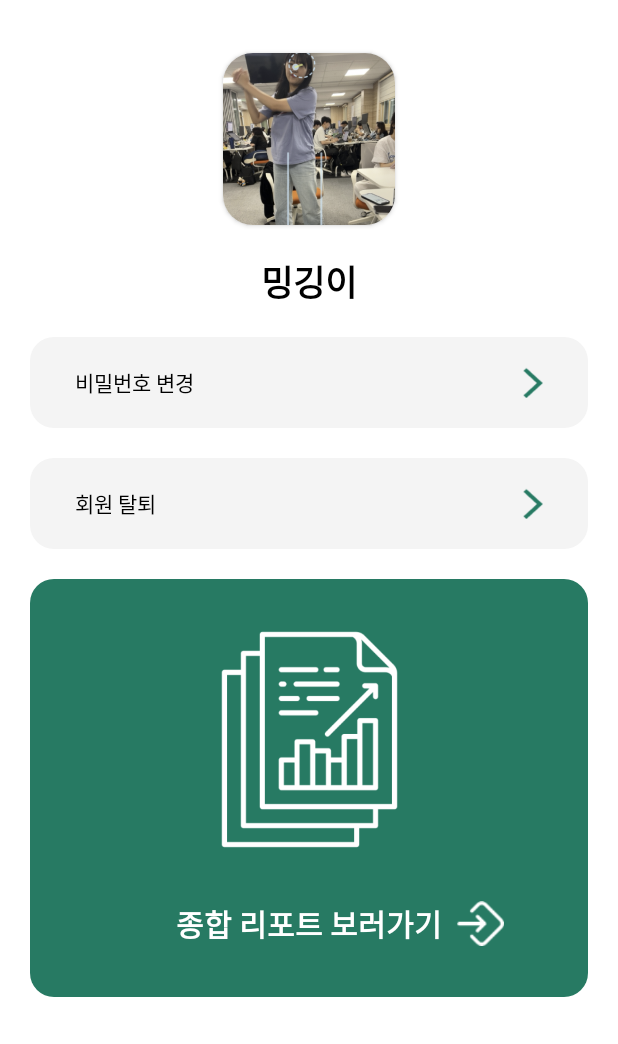
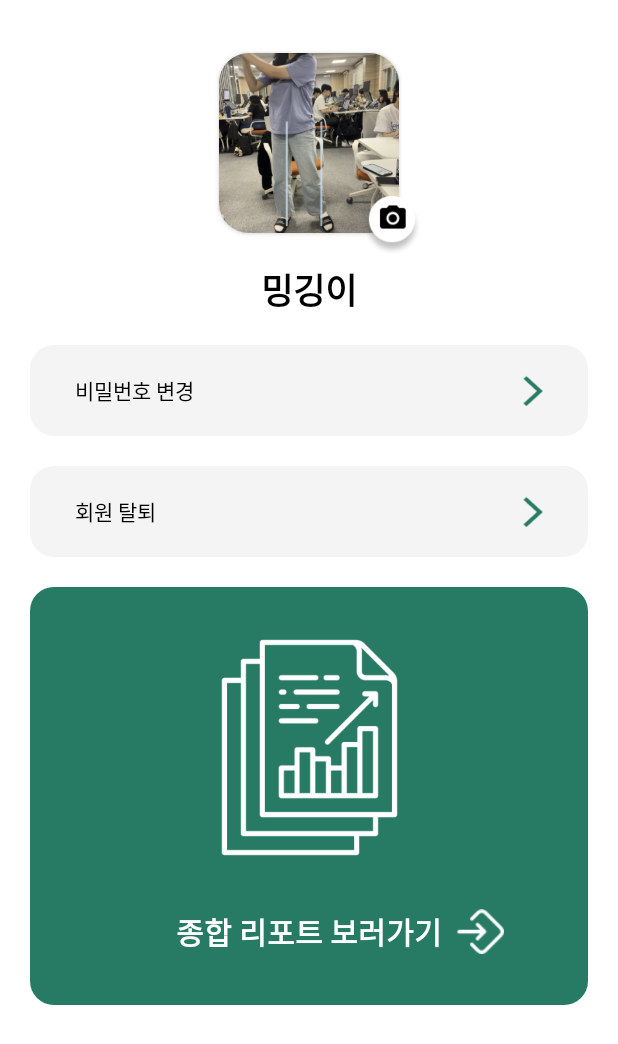
Before and after one commit to LeeJonSaBae/GoodShot, an Android app: the fragment ProfileFragment placed in its activity, on a phone screen of 412 x 824 dp. Shown: the top 1044 px of the screen. Run offline under Robolectric (Android 15) with nearby library versions, the phone set to English and light mode, and no system bars; our stand-ins replace Dagger/Hilt's generated code, navigation-ui; libraries missing offline, so code that uses them is left out: com.github.mikephil.charting; pictures from the network do not load; Roboto replaces fonts that are not available here; 1 statement that could not run was skipped.

Commit message:
🐛fix - 269 : 프로필 사진 변경 UI 추가 및 로직 구현

```diff
--- a/android/presentation/src/main/res/layout/fragment_profile.xml
+++ b/android/presentation/src/main/res/layout/fragment_profile.xml
@@ -11,6 +11,7 @@
     <androidx.constraintlayout.widget.ConstraintLayout
         android:layout_width="match_parent"
         android:layout_height="wrap_content">
+
         <!-- 사용자 정보 -->
         <androidx.constraintlayout.widget.ConstraintLayout
             android:id="@+id/layout_user_info"
@@ -20,20 +21,18 @@
             app:layout_constraintTop_toTopOf="parent"
             app:layout_constraintVertical_chainStyle="packed">
 
+            <!-- 프로필 사진 -->
             <androidx.cardview.widget.CardView
                 android:id="@+id/profile_cardview"
-                android:layout_width="wrap_content"
-                android:layout_height="0dp"
+                android:layout_width="120dp"
+                android:layout_height="120dp"
                 android:layout_marginTop="20dp"
                 app:cardCornerRadius="20dp"
                 app:layout_constraintBottom_toTopOf="@id/tv_name"
-                app:layout_constraintDimensionRatio="1:1"
                 app:layout_constraintEnd_toEndOf="parent"
                 app:layout_constraintStart_toStartOf="parent"
-                app:layout_constraintTop_toTopOf="parent"
-                app:layout_constraintWidth_percent="0.3">
+                app:layout_constraintTop_toTopOf="parent">
 
-                <!-- 프로필 사진 -->
                 <ImageView
                     android:id="@+id/iv_profile_img"
                     android:layout_width="match_parent"
@@ -41,7 +40,22 @@
                     android:adjustViewBounds="true"
                     android:scaleType="centerCrop"
                     android:src="@drawable/dummy_img" />
+
             </androidx.cardview.widget.CardView>
+
+            <!-- 프로필사진 편집 버튼 -->
+            <ImageView
+                android:id="@+id/btn_edit_profile_img"
+                android:layout_width="40dp"
+                android:layout_height="40dp"
+                android:layout_gravity="end|bottom"
+                android:layout_marginEnd="-15dp"
+                android:layout_marginBottom="-15dp"
+                android:adjustViewBounds="true"
+                android:elevation="3dp"
+                android:src="@drawable/ic_edit_profile_image"
+                app:layout_constraintBottom_toBottomOf="@id/profile_cardview"
+                app:layout_constraintEnd_toEndOf="@id/profile_cardview" />
 
             <!-- 이름 -->
             <TextView
@@ -56,6 +70,8 @@
                 app:layout_constraintStart_toStartOf="parent"
                 app:layout_constraintTop_toBottomOf="@id/profile_cardview"
                 app:layout_constraintVertical_bias="0" />
+
+
         </androidx.constraintlayout.widget.ConstraintLayout>
 
         <!-- 비번 변경 버튼 -->
```
Also changed, not shown: android/presentation/src/main/AndroidManifest.xml (+5 -3 lines), android/presentation/src/main/java/com/ijonsabae/presentation/profile/ProfileFragment.kt (+77 -0 lines), android/presentation/src/main/res/drawable/ic_edit_profile_image.png (added).
